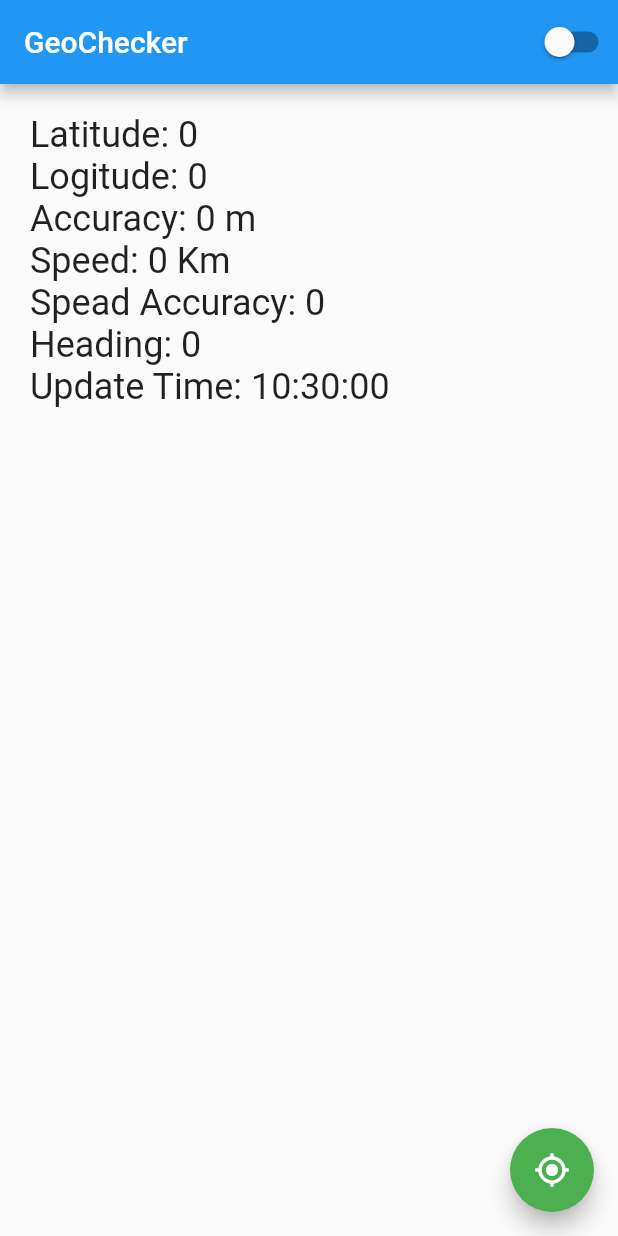
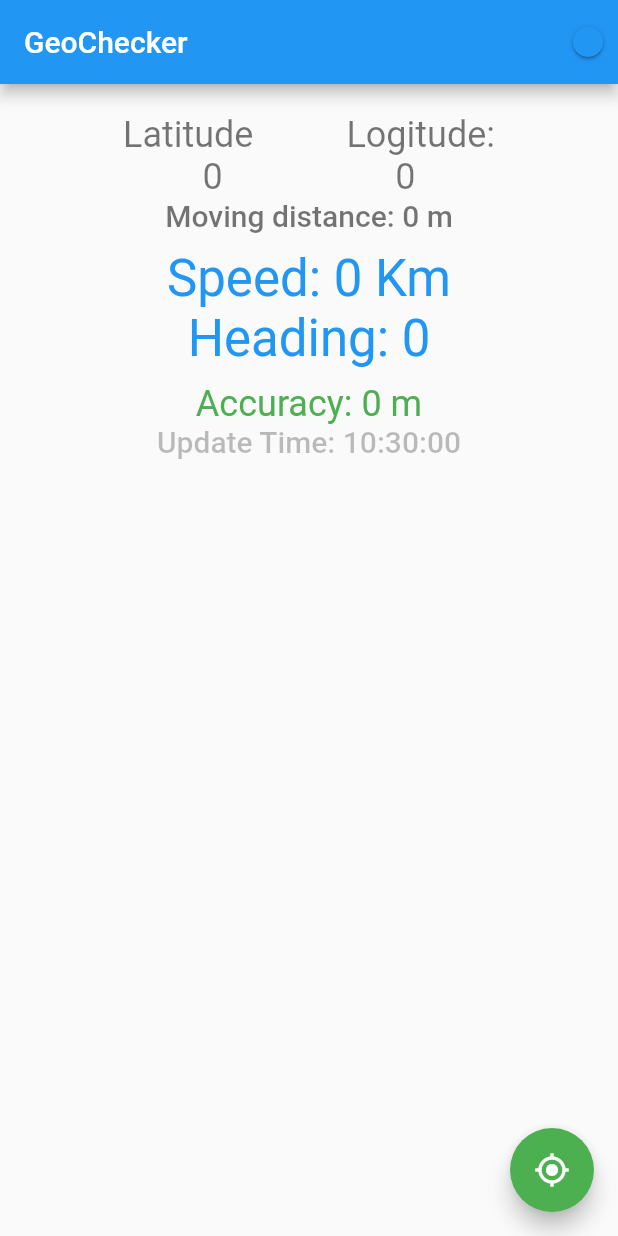
Before and after one commit to quarkli/geochecker, a Flutter app: the screen it shows after launch, on a phone screen of 412 x 824 dp. Run offline on Flutter 3.47's test engine with Material 2 defaults, Android fonts, the phone set to English and light mode, and no system bars; our stand-ins replace geolocator.

Commit message:
UI/UX improvement

```diff
--- a/lib/main.dart
+++ b/lib/main.dart
@@ -35,11 +35,14 @@ class MyHomePage extends StatefulWidget {
 }
 
 class _MyHomePageState extends State<MyHomePage> {
-  bool _usePlatformInstance = false;
+  bool _usePlatformInstance = true;
   Position? _position;
   bool _serviceEnabled = false;
   LocationSettings? _locationSettings;
   StreamSubscription<Position>? _streamSubscription;
+  bool _replace = false;
+  bool _accuracyWorse = false;
+  double _movingDistance = 0;
 
   @override
   void initState() {
@@ -62,14 +65,22 @@ class _MyHomePageState extends State<MyHomePage> {
         print(error);
       }).listen((event) {
         print(event.toJson());
+        _accuracyWorse = false;
         // 人工的に速度と方位を修正計算結果
         double speed = event.speed;
         double heading = event.heading;
+        _replace = false;
+
+        if (_position != null) {
+          _movingDistance = Geolocator.distanceBetween(_position!.latitude,
+              _position!.longitude, event.latitude, event.longitude);
+        }
 
         // 人工的に速度や方位を計算するため、前回の位置情報が必要です。
         //　精度を確認して、前の精度より高くの値で(Android)、また速度はマイナス(iOS)、精度悪くなった時、人工計算で修正する
         if (_position != null &&
             (event.accuracy > _position!.accuracy || event.speed < 0)) {
+          _accuracyWorse = true;
           // 新しい位置と前回の位置の距離
           var distance = Geolocator.distanceBetween(_position!.latitude,
               _position!.longitude, event.latitude, event.longitude);
@@ -103,6 +114,7 @@ class _MyHomePageState extends State<MyHomePage> {
             print(
                 'GPS signal might be lost, using artificial calculation speed ($speed) and heading ($heading) instead.');
           }
+          _replace = true;
         }
 
         _position = Position(
@@ -151,35 +163,84 @@ class _MyHomePageState extends State<MyHomePage> {
         padding: const EdgeInsets.all(20),
         child: Column(
           mainAxisAlignment: MainAxisAlignment.start,
-          crossAxisAlignment: CrossAxisAlignment.start,
+          crossAxisAlignment: CrossAxisAlignment.center,
           children: <Widget>[
-            Text(
-              'Latitude: ${_position?.latitude.toStringAsFixed(4) ?? 0}',
-              style: Theme.of(context).textTheme.headline5,
+            Row(
+              mainAxisAlignment: MainAxisAlignment.spaceEvenly,
+              children: [
+                Text(
+                  'Latitude',
+                  style: Theme.of(context)
+                      .textTheme
+                      .headline5
+                      ?.copyWith(color: Colors.black54),
+                ),
+                Text(
+                  'Logitude:',
+                  style: Theme.of(context)
+                      .textTheme
+                      .headline5
+                      ?.copyWith(color: Colors.black54),
+                ),
+              ],
+            ),
+            Row(
+              mainAxisAlignment: MainAxisAlignment.spaceEvenly,
+              children: [
+                Text(
+                  '${_position?.latitude.toStringAsFixed(7) ?? 0}',
+                  style: Theme.of(context)
+                      .textTheme
+                      .headline5
+                      ?.copyWith(color: Colors.black54),
+                ),
+                Text(
+                  '${_position?.longitude.toStringAsFixed(7) ?? 0}',
+                  style: Theme.of(context)
+                      .textTheme
+                      .headline5
+                      ?.copyWith(color: Colors.black54),
+                ),
+              ],
             ),
             Text(
-              'Logitude: ${_position?.longitude.toStringAsFixed(4) ?? 0}',
-              style: Theme.of(context).textTheme.headline5,
+              'Moving distance: ${_movingDistance.round()} m',
+              style: Theme.of(context).textTheme.headline6?.copyWith(
+                  color: _movingDistance < 100 ? Colors.black54 : Colors.red),
+            ),
+            const SizedBox(
+              height: 10,
+            ),
+            Text(
+              'Speed: ${((_position?.speed ?? 0) * 3.6).floor()} Km',
+              style: Theme.of(context)
+                  .textTheme
+                  .headline4
+                  ?.copyWith(color: _replace ? Colors.red : Colors.blue),
+            ),
+            Text(
+              'Heading: ${_position?.heading.floor() ?? 0}',
+              style: Theme.of(context)
+                  .textTheme
+                  .headline4
+                  ?.copyWith(color: _replace ? Colors.red : Colors.blue),
+            ),
+            const SizedBox(
+              height: 10,
             ),
             Text(
               'Accuracy: ${_position?.accuracy.toStringAsFixed(2) ?? 0} m',
-              style: Theme.of(context).textTheme.headline5,
-            ),
-            Text(
-              'Speed: ${((_position?.speed ?? 0) * 3.6).floor()} Km',
-              style: Theme.of(context).textTheme.headline5,
-            ),
-            Text(
-              'Spead Accuracy: ${_position?.speedAccuracy.toStringAsFixed(2) ?? 0}',
-              style: Theme.of(context).textTheme.headline5,
-            ),
-            Text(
-              'Heading: ${_position?.heading.floor() ?? 0}',
-              style: Theme.of(context).textTheme.headline5,
+              style: Theme.of(context)
+                  .textTheme
+                  .headline5
+                  ?.copyWith(color: _accuracyWorse ? Colors.red : Colors.green),
             ),
             Text(
               'Update Time: ${DateFormat("HH:mm:ss").format(_position?.timestamp?.toLocal() ?? DateTime.now())}',
-              style: Theme.of(context).textTheme.headline5,
+              style: Theme.of(context)
+                  .textTheme
+                  .headline6
+                  ?.copyWith(color: Colors.black26),
             ),
           ],
         ),
```
